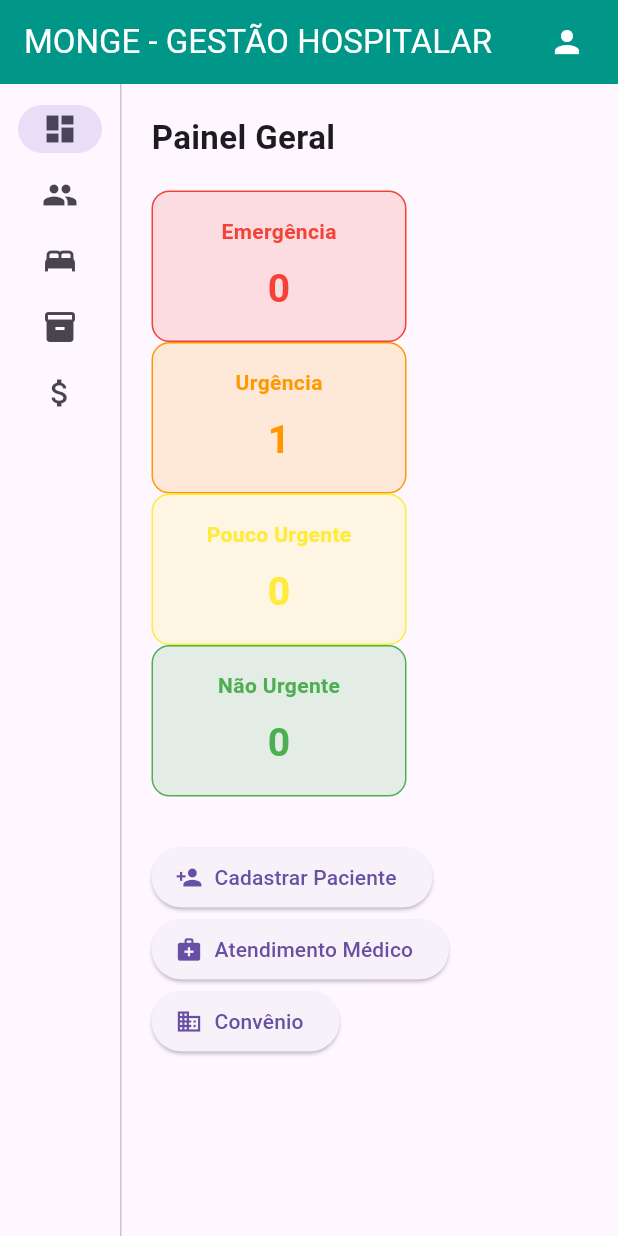
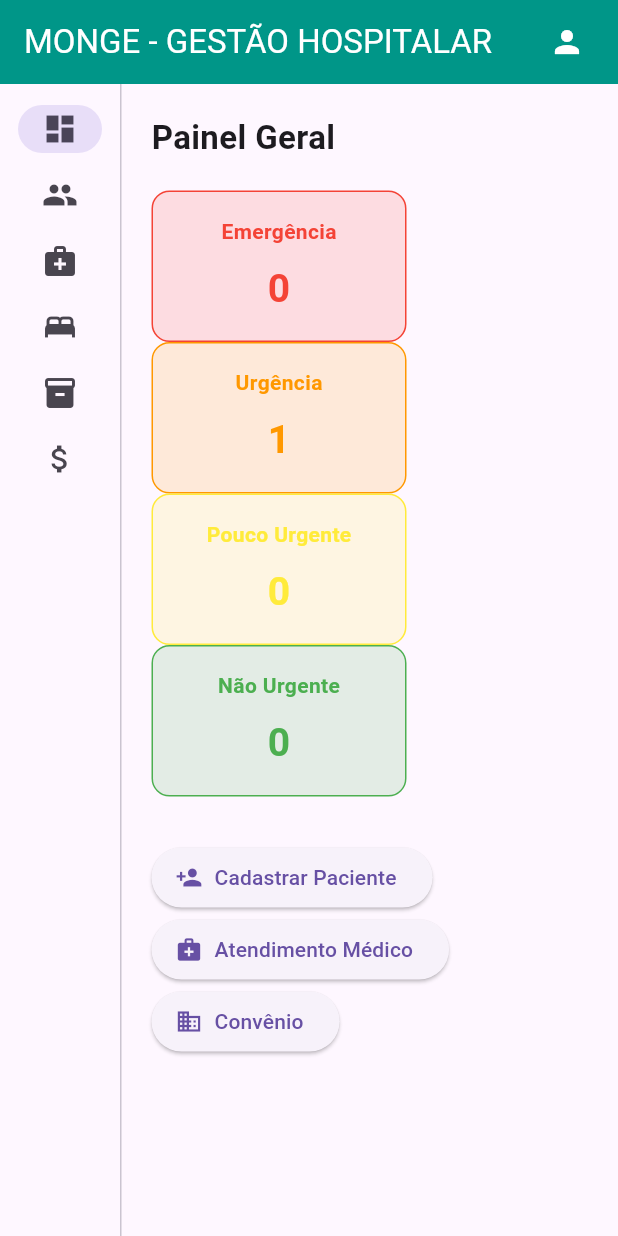
Before and after one commit to ElyDJr/gestao_hospitalar, a Flutter app: the screen it shows after launch, on a phone screen of 412 x 824 dp. Run offline on Flutter 3.47's test engine with Material 3 defaults, Android fonts, the light colour scheme and no system bars; our stand-ins replace pdf, printing.

Commit message:
Primeira versão do sistema hospitalar

```diff
--- a/lib/telas/tela_pacientes.dart
+++ b/lib/telas/tela_pacientes.dart
@@ -43,7 +43,7 @@ class _TelaPacientesState extends State<TelaPacientes> {
                 const SizedBox(height: 10),
 
                 DropdownButtonFormField<String>(
-                  value: risco,
+  initialValue: risco,
                   decoration: const InputDecoration(labelText: "Triagem"),
                   items: const [
                     "Emergência",
--- a/lib/telas/tela_painel.dart
+++ b/lib/telas/tela_painel.dart
@@ -5,6 +5,7 @@ import 'tela_mapa_leitos.dart';
 import 'tela_estoque.dart';
 import 'tela_faturamento.dart';
 import '../estados/dados_globais.dart';
+import 'tela_cadastro_medicos.dart';
 
 class TelaPainel extends StatefulWidget {
   const TelaPainel({super.key});
@@ -79,11 +80,36 @@ class _TelaPainelState extends State<TelaPainel> {
             },
             extended: MediaQuery.of(context).size.width > 1000,
             destinations: const [
-              NavigationRailDestination(icon: Icon(Icons.dashboard), label: Text("Início")),
-              NavigationRailDestination(icon: Icon(Icons.people), label: Text("Pacientes")),
-              NavigationRailDestination(icon: Icon(Icons.bed), label: Text("Leitos")),
-              NavigationRailDestination(icon: Icon(Icons.inventory), label: Text("Estoque")),
-              NavigationRailDestination(icon: Icon(Icons.attach_money), label: Text("Faturamento")),
+
+              NavigationRailDestination(
+                icon: Icon(Icons.dashboard),
+                label: Text("Início"),
+              ),
+
+              NavigationRailDestination(
+                icon: Icon(Icons.people),
+                label: Text("Pacientes"),
+              ),
+
+              NavigationRailDestination(
+                icon: Icon(Icons.medical_services),
+                label: Text("Médicos"),
+              ),
+
+              NavigationRailDestination(
+                icon: Icon(Icons.bed),
+                label: Text("Leitos"),
+              ),
+
+              NavigationRailDestination(
+                icon: Icon(Icons.inventory),
+                label: Text("Estoque"),
+              ),
+
+              NavigationRailDestination(
+                icon: Icon(Icons.attach_money),
+                label: Text("Faturamento"),
+              ),
             ],
           ),
 
@@ -100,6 +126,7 @@ class _TelaPainelState extends State<TelaPainel> {
   Widget _getPage(int index) {
 
     switch (index) {
+
       case 0:
         return _dashboard();
 
@@ -107,12 +134,15 @@ class _TelaPainelState extends State<TelaPainel> {
         return const TelaPacientes();
 
       case 2:
+        return const TelaCadastroMedicos();
+
+      case 3:
         return const TelaMapaLeitos();
 
-      case 3:
+      case 4:
         return const TelaEstoque();
 
-      case 4:
+      case 5:
         return const TelaFaturamento();
 
       default:
@@ -122,18 +152,37 @@ class _TelaPainelState extends State<TelaPainel> {
 
   Widget _dashboard() {
 
-    int emergencia = DadosGlobais.pacientes.where((p) => p.riskLevel == "Emergência").length;
-    int urgencia = DadosGlobais.pacientes.where((p) => p.riskLevel == "Urgência").length;
-    int poucoUrgente = DadosGlobais.pacientes.where((p) => p.riskLevel == "Pouco Urgente").length;
-    int naoUrgente = DadosGlobais.pacientes.where((p) => p.riskLevel == "Não Urgente").length;
+    int emergencia = DadosGlobais.pacientes
+        .where((p) => p.riskLevel == "Emergência")
+        .length;
+
+    int urgencia = DadosGlobais.pacientes
+        .where((p) => p.riskLevel == "Urgência")
+        .length;
+
+    int poucoUrgente = DadosGlobais.pacientes
+        .where((p) => p.riskLevel == "Pouco Urgente")
+        .length;
+
+    int naoUrgente = DadosGlobais.pacientes
+        .where((p) => p.riskLevel == "Não Urgente")
+        .length;
 
     return Padding(
       padding: const EdgeInsets.all(20),
+
       child: Column(
         crossAxisAlignment: CrossAxisAlignment.start,
         children: [
 
-          const Text("Painel Geral", style: TextStyle(fontSize: 22, fontWeight: FontWeight.bold)),
+          const Text(
+            "Painel Geral",
+            style: TextStyle(
+              fontSize: 22,
+              fontWeight: FontWeight.bold,
+            ),
+          ),
+
           const SizedBox(height: 20),
 
           Wrap(
@@ -172,7 +221,9 @@ class _TelaPainelState extends State<TelaPainel> {
               ElevatedButton.icon(
                 onPressed: () {
                   ScaffoldMessenger.of(context).showSnackBar(
-                    const SnackBar(content: Text("Cadastro de convênio (em breve)")),
+                    const SnackBar(
+                      content: Text("Cadastro de convênio (em breve)"),
+                    ),
                   );
                 },
                 icon: const Icon(Icons.business),
@@ -209,12 +260,16 @@ class _TelaPainelState extends State<TelaPainel> {
                     value: selectedPatient,
                     hint: const Text("Selecionar Paciente"),
                     isExpanded: true,
+
                     items: DadosGlobais.pacientes.map((p) {
+
                       return DropdownMenuItem(
                         value: p.name,
                         child: Text(p.name),
                       );
+
                     }).toList(),
+
                     onChanged: (val) {
                       setStateDialog(() {
                         selectedPatient = val;
@@ -224,7 +279,9 @@ class _TelaPainelState extends State<TelaPainel> {
 
                   TextField(
                     controller: medicineCtrl,
-                  decoration: const InputDecoration(labelText: "Medicamento"),
+                    decoration: const InputDecoration(
+                      labelText: "Medicamento",
+                    ),
                   ),
 
                   SwitchListTile(
@@ -251,11 +308,11 @@ class _TelaPainelState extends State<TelaPainel> {
                       ? null
                       : () {
 
-                        final paciente = DadosGlobais.pacientes.firstWhere(
+                          final paciente =
+                              DadosGlobais.pacientes.firstWhere(
                             (p) => p.name == selectedPatient,
                           );
 
-                        // 🔥 NÃO SOBRESCREVER HISTÓRICO
                           paciente.medicalHistory =
                               "${paciente.medicalHistory}\nMedicamento: ${medicineCtrl.text}";
 
@@ -268,9 +325,12 @@ class _TelaPainelState extends State<TelaPainel> {
                           Navigator.pop(ctx);
 
                           ScaffoldMessenger.of(context).showSnackBar(
-                          const SnackBar(content: Text("Atendimento registrado")),
+                            const SnackBar(
+                              content: Text("Atendimento registrado"),
+                            ),
                           );
                         },
+
                   child: const Text("Salvar"),
                 ),
               ],
@@ -282,19 +342,38 @@ class _TelaPainelState extends State<TelaPainel> {
   }
 
   Widget _card(String title, int value, Color color) {
+
     return Container(
       width: 170,
       padding: const EdgeInsets.all(16),
+
       decoration: BoxDecoration(
-        color: color.withOpacity(0.15),
+        color: color.withValues(alpha: 0.15),
         borderRadius: BorderRadius.circular(12),
         border: Border.all(color: color),
       ),
+
       child: Column(
         children: [
-          Text(title, style: TextStyle(color: color, fontWeight: FontWeight.bold)),
+
+          Text(
+            title,
+            style: TextStyle(
+              color: color,
+              fontWeight: FontWeight.bold,
+            ),
+          ),
+
           const SizedBox(height: 10),
-          Text("$value", style: TextStyle(fontSize: 26, color: color, fontWeight: FontWeight.bold)),
+
+          Text(
+            "$value",
+            style: TextStyle(
+              fontSize: 26,
+              color: color,
+              fontWeight: FontWeight.bold,
+            ),
+          ),
         ],
       ),
     );
```
Also changed, not shown: lib/telas/tela_cadastro_medicos.dart (+24 -20 lines). Lines whose indentation alone changed are shown as unchanged.
